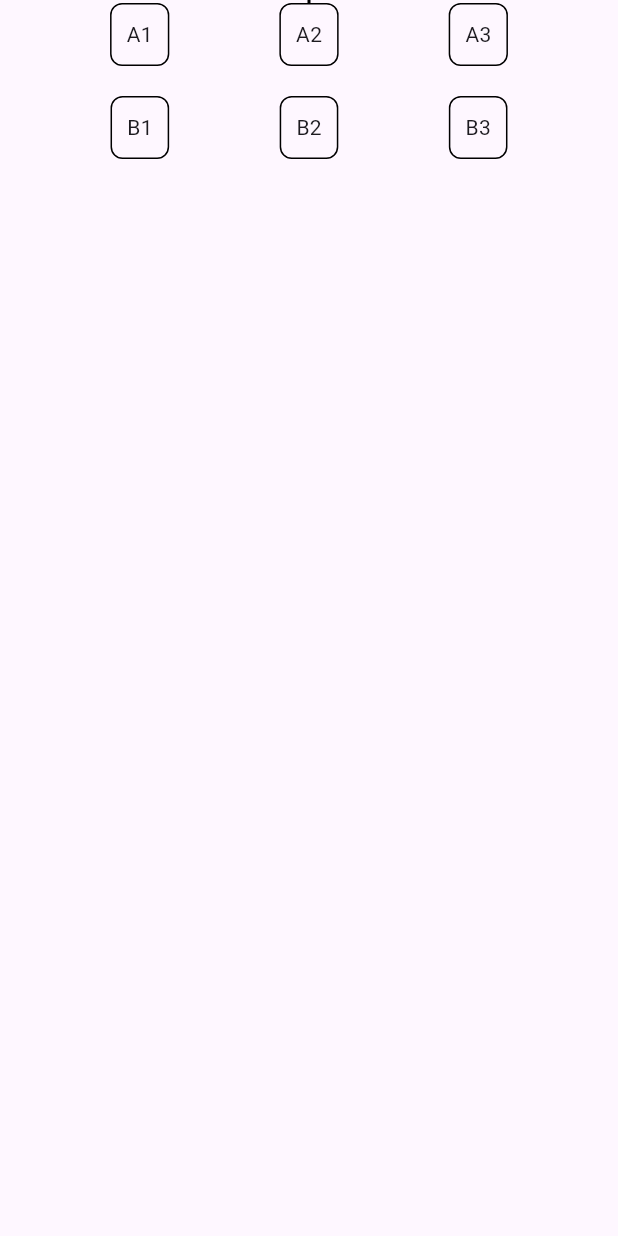
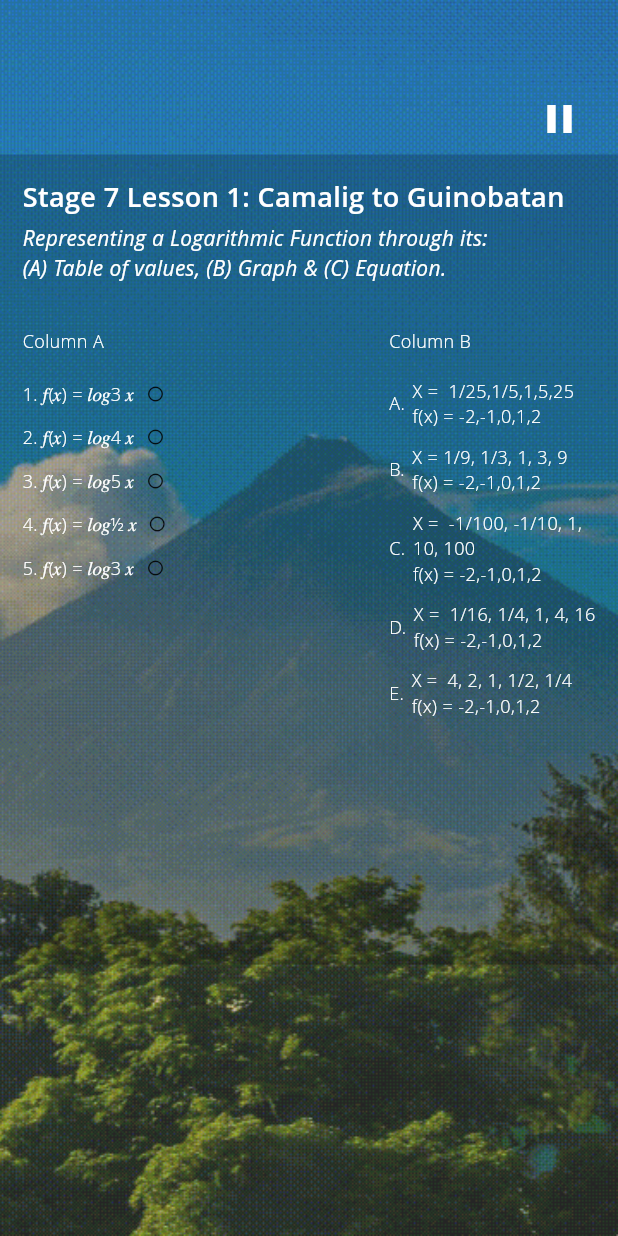
Before and after one commit to john-Christopher/Math-Train-Game, a Flutter app: the CamaligStage screen opened directly, on a phone screen of 412 x 824 dp. Run offline on Flutter 3.47's test engine with Material 3 defaults, Android fonts, the phone set to English and light mode, and no system bars; our stand-ins replace assets_audio_player, firebase_core, firebase_database, shared_preferences; accounts and stored records are empty; Roboto replaces fonts that are missing (Open Sans).

Commit message:
Stage7Level1 UI without function

```diff
--- a/lib/component/PopUpQuestions.dart
+++ b/lib/component/PopUpQuestions.dart
@@ -129,8 +129,8 @@ class _DaragaHoyopHoyopanState extends State<DaragaHoyopHoyopan> {
   final databaseRef = FirebaseDatabase.instance.ref();
 
   List<List<bool>> selectedChoices = [
-    [false, false, false, false],
-    [false, false, false, false],
+    [false, false, false, false], // [1, 0, 0, 0]
+    [false, false, false, false], // [0, 1, 0, 0],
     [false, false, false, false],
     [false, false, false, false],
     [false, false, false, false],
@@ -144,6 +144,8 @@ class _DaragaHoyopHoyopanState extends State<DaragaHoyopHoyopan> {
 
   void nextQuestion() {
     if (questionIndex < questions.length - 1) {
+
+      // if(question)
       setState(() {
         questionIndex++;
         questionNum = questionIndex + 1;
--- /dev/null
+++ b/lib/levels/Stage7Level1.dart
@@ -0,0 +1,480 @@
+import 'package:flutter/material.dart';
+
+class Stage7Level1 extends StatefulWidget {
+  const Stage7Level1({super.key});
+
+  @override
+  State<Stage7Level1> createState() => _Stage7Level1State();
+}
+
+class _Stage7Level1State extends State<Stage7Level1> {
+  List<dynamic> hasAnswers = [];
+
+  @override
+  Widget build(BuildContext context) {
+    return Column(
+      mainAxisAlignment: MainAxisAlignment.start,
+      mainAxisSize: MainAxisSize.max,
+      children: [
+        Container(
+          width: double.infinity,
+          height: 540,
+          decoration: const BoxDecoration(
+            color: Color(0x35000000),
+          ),
+          child: const Column(
+            mainAxisSize: MainAxisSize.max,
+            children: [
+              Row(
+                mainAxisSize: MainAxisSize.max,
+                crossAxisAlignment: CrossAxisAlignment.start,
+                children: [
+                  Padding(
+                    padding: EdgeInsetsDirectional.fromSTEB(15, 15, 15, 5),
+                    child: Text(
+                      'Stage 7 Lesson 1: Camalig to Guinobatan',
+                      style: TextStyle(
+                        fontFamily: 'Open Sans',
+                        fontSize: 18,
+                        fontWeight: FontWeight.w600,
+                        color: Colors.white,
+                      ),
+                    ),
+                  ),
+                ],
+              ),
+              Row(
+                mainAxisSize: MainAxisSize.max,
+                children: [
+                  Padding(
+                    padding: EdgeInsetsDirectional.fromSTEB(15, 0, 15, 15),
+                    child: Text(
+                      'Representing a Logarithmic Function through its: \n(A) Table of values, (B) Graph & (C) Equation.',
+                      style: TextStyle(
+                        fontFamily: 'Open Sans',
+                        fontSize: 14,
+                        fontStyle: FontStyle.italic,
+                        fontWeight: FontWeight.w400,
+                        color: Colors.white,
+                      ),
+                    ),
+                  ),
+                ],
+              ),
+              Padding(
+                padding: EdgeInsets.all(15),
+                child: Row(
+                  mainAxisSize: MainAxisSize.max,
+                  mainAxisAlignment: MainAxisAlignment.spaceBetween,
+                  crossAxisAlignment: CrossAxisAlignment.start,
+                  children: [
+                    Column(
+                      mainAxisSize: MainAxisSize.max,
+                      crossAxisAlignment: CrossAxisAlignment.start,
+                      mainAxisAlignment: MainAxisAlignment.spaceEvenly,
+                      children: [
+                        Text(
+                          'Column A',
+                          style: TextStyle(
+                            fontFamily: 'Open Sans',
+                            fontSize: 12,
+                            fontWeight: FontWeight.w200,
+                            color: Colors.white,
+                          ),
+                        ),
+                        SizedBox(
+                          height: 18,
+                        ),
+                        Row(
+                          mainAxisSize: MainAxisSize.max,
+                          mainAxisAlignment: MainAxisAlignment.start,
+                          children: [
+                            Text(
+                              '1. 𝑓(𝑥) = 𝑙𝑜𝑔3 𝑥 ',
+                              style: TextStyle(
+                                fontFamily: 'Open Sans',
+                                fontSize: 12,
+                                fontWeight: FontWeight.w200,
+                                color: Colors.white,
+                              ),
+                            ),
+                            SizedBox(
+                              width: 5,
+                            ),
+                            Icon(
+                              Icons.circle_outlined,
+                              size: 12,
+                            ),
+                            // InkWell(
+                            //   splashColor: Colors.transparent,
+                            //   focusColor: Colors.transparent,
+                            //   hoverColor: Colors.transparent,
+                            //   highlightColor: Colors.transparent,
+                            //   onTap: () async {},
+                            //   child:
+                            // ),
+                          ],
+                        ),
+                        SizedBox(
+                          height: 12,
+                        ),
+                        Row(
+                          mainAxisSize: MainAxisSize.max,
+                          mainAxisAlignment: MainAxisAlignment.start,
+                          children: [
+                            Text(
+                              '2. 𝑓(𝑥) = 𝑙𝑜𝑔4 𝑥 ',
+                              style: TextStyle(
+                                fontFamily: 'Open Sans',
+                                fontSize: 12,
+                                fontWeight: FontWeight.w200,
+                                color: Colors.white,
+                              ),
+                            ),
+                            SizedBox(
+                              width: 5,
+                            ),
+                            Icon(
+                              Icons.circle_outlined,
+                              size: 12,
+                            ),
+                          ],
+                        ),
+                        SizedBox(
+                          height: 12,
+                        ),
+                        Row(
+                          mainAxisSize: MainAxisSize.max,
+                          mainAxisAlignment: MainAxisAlignment.start,
+                          children: [
+                            Text(
+                              '3. 𝑓(𝑥) = 𝑙𝑜𝑔5 𝑥 ',
+                              style: TextStyle(
+                                fontFamily: 'Open Sans',
+                                fontSize: 12,
+                                fontWeight: FontWeight.w200,
+                                color: Colors.white,
+                              ),
+                            ),
+                            SizedBox(
+                              width: 5,
+                            ),
+                            Icon(
+                              Icons.circle_outlined,
+                              size: 12,
+                            ),
+                          ],
+                        ),
+                        SizedBox(
+                          height: 12,
+                        ),
+                        Row(
+                          mainAxisSize: MainAxisSize.max,
+                          mainAxisAlignment: MainAxisAlignment.start,
+                          children: [
+                            Text(
+                              '4. 𝑓(𝑥) = 𝑙𝑜𝑔½ 𝑥 ',
+                              style: TextStyle(
+                                fontFamily: 'Open Sans',
+                                fontSize: 12,
+                                fontWeight: FontWeight.w200,
+                                color: Colors.white,
+                              ),
+                            ),
+                            SizedBox(
+                              width: 4,
+                            ),
+                            Icon(
+                              Icons.circle_outlined,
+                              size: 12,
+                            ),
+                          ],
+                        ),
+                        SizedBox(
+                          height: 12,
+                        ),
+                        Row(
+                          mainAxisSize: MainAxisSize.max,
+                          mainAxisAlignment: MainAxisAlignment.start,
+                          children: [
+                            Text(
+                              '5. 𝑓(𝑥) = 𝑙𝑜𝑔3 𝑥 ',
+                              style: TextStyle(
+                                fontFamily: 'Open Sans',
+                                fontSize: 12,
+                                fontWeight: FontWeight.w200,
+                                color: Colors.white,
+                              ),
+                            ),
+                            SizedBox(
+                              width: 5,
+                            ),
+                            Icon(
+                              Icons.circle_outlined,
+                              size: 12,
+                            ),
+                          ],
+                        ),
+                      ],
+                    ),
+                    Column(
+                      mainAxisSize: MainAxisSize.max,
+                      crossAxisAlignment: CrossAxisAlignment.start,
+                      mainAxisAlignment: MainAxisAlignment.spaceEvenly,
+                      children: [
+                        Text(
+                          'Column B',
+                          style: TextStyle(
+                            fontFamily: 'Open Sans',
+                            fontSize: 12,
+                            fontWeight: FontWeight.w200,
+                            color: Colors.white,
+                          ),
+                        ),
+                        SizedBox(
+                          height: 16,
+                        ),
+                        Row(
+                          mainAxisSize: MainAxisSize.max,
+                          children: [
+                            Text(
+                              'A.',
+                              style: TextStyle(
+                                fontFamily: 'Open Sans',
+                                fontSize: 12,
+                                fontWeight: FontWeight.w200,
+                                color: Colors.white,
+                              ),
+                            ),
+                            SizedBox(
+                              width: 5,
+                            ),
+                            Column(
+                              crossAxisAlignment: CrossAxisAlignment.start,
+                              mainAxisSize: MainAxisSize.max,
+                              children: [
+                                Text(
+                                  'X =  1/25,1/5,1,5,25',
+                                  style: TextStyle(
+                                    fontFamily: 'Open Sans',
+                                    fontSize: 12,
+                                    fontWeight: FontWeight.w200,
+                                    color: Colors.white,
+                                  ),
+                                ),
+                                Text(
+                                  'f(x) = -2,-1,0,1,2',
+                                  style: TextStyle(
+                                    fontFamily: 'Open Sans',
+                                    fontSize: 12,
+                                    fontWeight: FontWeight.w200,
+                                    color: Colors.white,
+                                  ),
+                                ),
+                              ],
+                            ),
+                          ],
+                        ),
+                        SizedBox(
+                          height: 10,
+                        ),
+                        Row(
+                          mainAxisSize: MainAxisSize.max,
+                          mainAxisAlignment: MainAxisAlignment.start,
+                          children: [
+                            Text(
+                              'B.',
+                              style: TextStyle(
+                                fontFamily: 'Open Sans',
+                                fontSize: 12,
+                                fontWeight: FontWeight.w200,
+                                color: Colors.white,
+                              ),
+                            ),
+                            SizedBox(
+                              width: 5,
+                            ),
+                            Column(
+                              crossAxisAlignment: CrossAxisAlignment.start,
+                              mainAxisSize: MainAxisSize.max,
+                              children: [
+                                Text(
+                                  'X = 1/9, 1/3, 1, 3, 9',
+                                  style: TextStyle(
+                                    fontFamily: 'Open Sans',
+                                    fontSize: 12,
+                                    fontWeight: FontWeight.w200,
+                                    color: Colors.white,
+                                  ),
+                                ),
+                                Text(
+                                  'f(x) = -2,-1,0,1,2',
+                                  style: TextStyle(
+                                    fontFamily: 'Open Sans',
+                                    fontSize: 12,
+                                    fontWeight: FontWeight.w200,
+                                    color: Colors.white,
+                                  ),
+                                ),
+                              ],
+                            ),
+                          ],
+                        ),
+                        SizedBox(
+                          height: 10,
+                        ),
+                        Row(
+                          mainAxisSize: MainAxisSize.max,
+                          children: [
+                            Text(
+                              'C.',
+                              style: TextStyle(
+                                fontFamily: 'Open Sans',
+                                fontSize: 12,
+                                fontWeight: FontWeight.w200,
+                                color: Colors.white,
+                              ),
+                            ),
+                            SizedBox(
+                              width: 5,
+                            ),
+                            Column(
+                              crossAxisAlignment: CrossAxisAlignment.start,
+                              mainAxisSize: MainAxisSize.max,
+                              children: [
+                                Text(
+                                  'X =  -1/100, -1/10, 1,\n10, 100',
+                                  style: TextStyle(
+                                    fontFamily: 'Open Sans',
+                                    fontSize: 12,
+                                    fontWeight: FontWeight.w200,
+                                    color: Colors.white,
+                                  ),
+                                ),
+                                Text(
+                                  'f(x) = -2,-1,0,1,2',
+                                  style: TextStyle(
+                                    fontFamily: 'Open Sans',
+                                    fontSize: 12,
+                                    fontWeight: FontWeight.w200,
+                                    color: Colors.white,
+                                  ),
+                                ),
+                              ],
+                            ),
+                          ],
+                        ),
+                        SizedBox(
+                          height: 10,
+                        ),
+                        Row(
+                          mainAxisSize: MainAxisSize.max,
+                          children: [
+                            Text(
+                              'D.',
+                              style: TextStyle(
+                                fontFamily: 'Open Sans',
+                                fontSize: 12,
+                                fontWeight: FontWeight.w200,
+                                color: Colors.white,
+                              ),
+                            ),
+                            SizedBox(
+                              width: 5,
+                            ),
+                            Column(
+                              crossAxisAlignment: CrossAxisAlignment.start,
+                              mainAxisSize: MainAxisSize.max,
+                              children: [
+                                Text(
+                                  'X =  1/16, 1/4, 1, 4, 16',
+                                  style: TextStyle(
+                                    fontFamily: 'Open Sans',
+                                    fontSize: 12,
+                                    fontWeight: FontWeight.w200,
+                                    color: Colors.white,
+                                  ),
+                                ),
+                                Text(
+                                  'f(x) = -2,-1,0,1,2',
+                                  style: TextStyle(
+                                    fontFamily: 'Open Sans',
+                                    fontSize: 12,
+                                    fontWeight: FontWeight.w200,
+                                    color: Colors.white,
+                                  ),
+                                ),
+                              ],
+                            ),
+                          ],
+                        ),
+                        SizedBox(
+                          height: 10,
+                        ),
+                        Row(
+                          mainAxisSize: MainAxisSize.max,
+                          children: [
+                            Text(
+                              'E.',
+                              style: TextStyle(
+                                fontFamily: 'Open Sans',
+                                fontSize: 12,
+                                fontWeight: FontWeight.w200,
+                                color: Colors.white,
+                              ),
+                            ),
+                            SizedBox(
+                              width: 5,
+                            ),
+                            Column(
+                              crossAxisAlignment: CrossAxisAlignment.start,
+                              mainAxisSize: MainAxisSize.max,
+                              children: [
+                                Text(
+                                  'X =  4, 2, 1, 1/2, 1/4',
+                                  style: TextStyle(
+                                    fontFamily: 'Open Sans',
+                                    fontSize: 12,
+                                    fontWeight: FontWeight.w200,
+                                    color: Colors.white,
+                                  ),
+                                ),
+                                Text(
+                                  'f(x) = -2,-1,0,1,2',
+                                  style: TextStyle(
+                                    fontFamily: 'Open Sans',
+                                    fontSize: 12,
+                                    fontWeight: FontWeight.w200,
+                                    color: Colors.white,
+                                  ),
+                                ),
+                              ],
+                            ),
+                          ],
+                        ),
+                      ],
+                    ),
+                  ],
+                ),
+              ),
+            ],
+          ),
+        ),
+        const Row(
+          mainAxisSize: MainAxisSize.max,
+          children: [
+            Flexible(
+              child: Align(
+                alignment: AlignmentDirectional(0, 0),
+                child: Padding(
+                  padding: EdgeInsets.all(15),
+                  child: null,
+                ),
+              ),
+            ),
+          ],
+        ),
+      ],
+    );
+  }
+}
--- a/lib/stages/CamaligStage.dart
+++ b/lib/stages/CamaligStage.dart
@@ -1,4 +1,6 @@
 import 'package:flutter/material.dart';
+import 'package:esimapp/component/SettingsDrop.dart';
+import 'package:esimapp/levels/Stage7Level1.dart';
 
 class CamaligStage extends StatefulWidget {
   @override
@@ -10,44 +12,47 @@ class _CamaligStageState extends State<CamaligStage> {
 
   @override
   Widget build(BuildContext context) {
-    return Column(
+    return Scaffold(
+      body: Column(
+        crossAxisAlignment: CrossAxisAlignment.start,
+        mainAxisAlignment: MainAxisAlignment.start,
         children: [
-          GestureDetector(
-            onPanUpdate: (details) {
-              setState(() {
-                RenderBox renderBox = context.findRenderObject() as RenderBox;
-                points.add(renderBox.globalToLocal(details.globalPosition));
-              });
-            },
-            onPanEnd: (details) => points.add(null),
+          Container(
+            width: MediaQuery.of(context).size.width,
+            height: MediaQuery.of(context).size.height,
+            decoration: const BoxDecoration(
+              image: DecorationImage(
+                image: AssetImage(
+                  'assets/img/mayon.gif',
+                ),
+                fit: BoxFit.fitHeight,
+              ),
+            ),
             child: Container(
-              decoration: BoxDecoration(
-                border: Border.all(),
+              width: MediaQuery.of(context).size.width,
+              height: MediaQuery.of(context).size.height,
+              decoration: const BoxDecoration(
+                color: Color(0x47848484),
               ),
-              child: CustomPaint(
-                painter: MyPainter(points),
+              child: const Column(
+                crossAxisAlignment: CrossAxisAlignment.start,
+                mainAxisSize: MainAxisSize.max,
+                children: [
+                  Row(
+                    mainAxisAlignment: MainAxisAlignment.end,
+                    mainAxisSize: MainAxisSize.max,
+                    children: [
+                      SettingsDrop(),
+                    ],
+                  ),
+                  Stage7Level1(),
+                ],
               ),
             ),
           ),
-          Row(
-            mainAxisAlignment: MainAxisAlignment.spaceEvenly,
-            children: [
-              ColumnItem('A1'),
-              ColumnItem('A2'),
-              ColumnItem('A3'),
-            ],
-          ),
-          SizedBox(height: 20),
-          Row(
-            mainAxisAlignment: MainAxisAlignment.spaceEvenly,
-            children: [
-              ColumnItem('B1'),
-              ColumnItem('B2'),
-              ColumnItem('B3'),
-            ],
-          ),
         ],
-      );
+      ),
+    );
   }
 }
 
```
